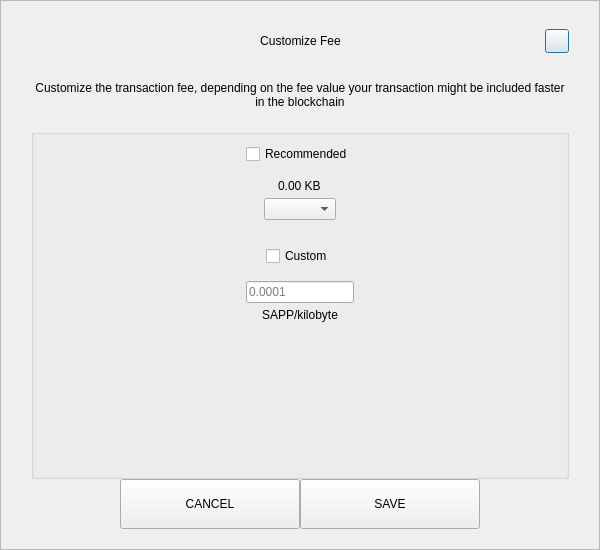
Above: src/qt/pivx/forms/sendcustomfeedialog.ui from decenomy/SAPP before the change. Below: the same form after it.
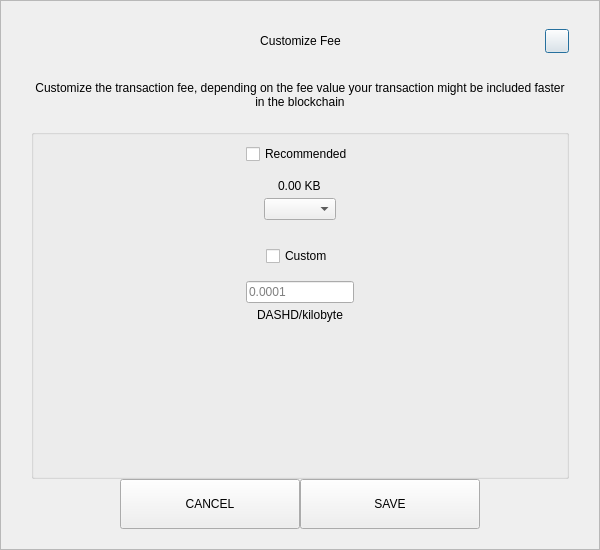
That is the form after the change.

Commit message: Replace coin unit SAPP by DASHD in the GUI

What changed in the file:
```diff
--- a/src/qt/pivx/forms/sendcustomfeedialog.ui
+++ b/src/qt/pivx/forms/sendcustomfeedialog.ui
@@ -287,7 +287,7 @@
            <item alignment="Qt::AlignHCenter">
             <widget class="QLabel" name="labelCustomFee">
              <property name="text">
-              <string>SAPP/kilobyte</string>
+              <string>DASHD/kilobyte</string>
              </property>
             </widget>
            </item>
```
The commit also changes 14 other files.
